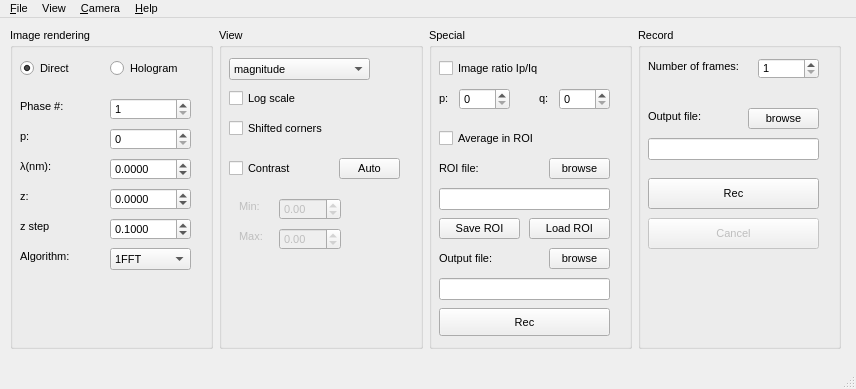
Old version of the form Holovibes/main_window.ui in the repository DigitalHolography/Holovibes.
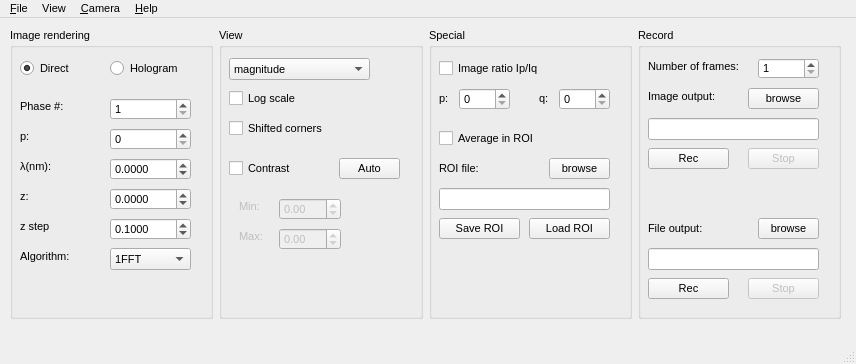
New version of the form. Custom widgets are drawn as their Qt base class.

```diff
--- a/Holovibes/main_window.ui
+++ b/Holovibes/main_window.ui
@@ -10,7 +10,7 @@
     <x>0</x>
     <y>0</y>
     <width>856</width>
-    <height>389</height>
+    <height>364</height>
    </rect>
   </property>
   <property name="font">
@@ -31,7 +31,7 @@
       <x>10</x>
       <y>10</y>
       <width>831</width>
-      <height>321</height>
+      <height>291</height>
      </rect>
     </property>
     <layout class="QGridLayout" name="gridLayout">
@@ -411,159 +411,18 @@
          <string>Load ROI</string>
         </property>
        </widget>
-       <widget class="QLabel" name="ROIOutputFileLabel">
-        <property name="geometry">
-         <rect>
-          <x>10</x>
-          <y>220</y>
-          <width>71</width>
-          <height>21</height>
-         </rect>
-        </property>
-        <property name="text">
-         <string>Output file:</string>
-        </property>
-       </widget>
-       <widget class="QLineEdit" name="ROIOutputLineEdit">
-        <property name="geometry">
-         <rect>
-          <x>10</x>
-          <y>250</y>
-          <width>171</width>
-          <height>22</height>
-         </rect>
-        </property>
-       </widget>
-       <widget class="QPushButton" name="ROIOutputPushButton">
-        <property name="geometry">
-         <rect>
-          <x>120</x>
-          <y>220</y>
-          <width>61</width>
-          <height>21</height>
-         </rect>
-        </property>
-        <property name="text">
-         <string>browse</string>
-        </property>
-       </widget>
-       <widget class="QPushButton" name="ROIPushButton">
-        <property name="geometry">
-         <rect>
-          <x>10</x>
-          <y>280</y>
-          <width>171</width>
-          <height>28</height>
-         </rect>
-        </property>
-        <property name="text">
-         <string>Rec</string>
-        </property>
-       </widget>
-      </widget>
-     </item>
-     <item row="0" column="3">
-      <widget class="gui::GroupBox" name="Record">
-       <property name="title">
-        <string>Record</string>
-       </property>
-       <property name="flat">
-        <bool>false</bool>
-       </property>
-       <widget class="QLabel" name="numberOfFramesLabel">
-        <property name="geometry">
-         <rect>
-          <x>10</x>
-          <y>30</y>
-          <width>121</width>
-          <height>16</height>
-         </rect>
-        </property>
-        <property name="text">
-         <string>Number of frames:</string>
-        </property>
-       </widget>
-       <widget class="QSpinBox" name="numberOfFramesSpinBox">
-        <property name="geometry">
-         <rect>
-          <x>120</x>
-          <y>30</y>
-          <width>61</width>
-          <height>21</height>
-         </rect>
-        </property>
-        <property name="minimum">
-         <number>1</number>
-        </property>
-        <property name="maximum">
-         <number>1000000</number>
-        </property>
-       </widget>
-       <widget class="QPushButton" name="browsePushButton">
-        <property name="geometry">
-         <rect>
-          <x>110</x>
-          <y>80</y>
-          <width>71</width>
-          <height>21</height>
-         </rect>
-        </property>
-        <property name="text">
-         <string>browse</string>
-        </property>
-       </widget>
-       <widget class="QLineEdit" name="pathLineEdit">
-        <property name="geometry">
-         <rect>
-          <x>10</x>
-          <y>110</y>
-          <width>171</width>
-          <height>22</height>
-         </rect>
-        </property>
-       </widget>
-       <widget class="QLabel" name="outputFileLabel">
-        <property name="geometry">
-         <rect>
-          <x>10</x>
-          <y>80</y>
-          <width>71</width>
-          <height>16</height>
-         </rect>
-        </property>
-        <property name="text">
-         <string>Output file:</string>
-        </property>
-       </widget>
-       <widget class="QPushButton" name="recPushButton">
-        <property name="geometry">
-         <rect>
-          <x>10</x>
-          <y>150</y>
-          <width>171</width>
-          <height>31</height>
-         </rect>
-        </property>
-        <property name="text">
-         <string>Rec</string>
-        </property>
-       </widget>
-       <widget class="QPushButton" name="cancelPushButton">
-        <property name="enabled">
-         <bool>false</bool>
-        </property>
-        <property name="geometry">
-         <rect>
-          <x>10</x>
-          <y>190</y>
-          <width>171</width>
-          <height>31</height>
-         </rect>
-        </property>
-        <property name="text">
-         <string>Cancel</string>
-        </property>
-       </widget>
+       <zorder>pLabelVibro</zorder>
+       <zorder>pSpinBoxVibro</zorder>
+       <zorder>qSpinBoxVibro</zorder>
+       <zorder>qLabelVibro</zorder>
+       <zorder>vibrometryCheckBox</zorder>
+       <zorder>averageCheckBox</zorder>
+       <zorder>ROIFileLabel</zorder>
+       <zorder>ROIBrowseButton</zorder>
+       <zorder>ROIFileLineEdit</zorder>
+       <zorder>saveROIPushButton</zorder>
+       <zorder>loadROIPushButton</zorder>
+       <zorder>Record</zorder>
       </widget>
      </item>
      <item row="0" column="1">
@@ -743,6 +602,175 @@
        </widget>
       </widget>
      </item>
+     <item row="0" column="3">
+      <widget class="gui::GroupBox" name="Record">
+       <property name="title">
+        <string>Record</string>
+       </property>
+       <property name="flat">
+        <bool>false</bool>
+       </property>
+       <widget class="QLabel" name="numberOfFramesLabel">
+        <property name="geometry">
+         <rect>
+          <x>10</x>
+          <y>30</y>
+          <width>121</width>
+          <height>16</height>
+         </rect>
+        </property>
+        <property name="text">
+         <string>Number of frames:</string>
+        </property>
+       </widget>
+       <widget class="QSpinBox" name="numberOfFramesSpinBox">
+        <property name="geometry">
+         <rect>
+          <x>120</x>
+          <y>30</y>
+          <width>61</width>
+          <height>21</height>
+         </rect>
+        </property>
+        <property name="minimum">
+         <number>1</number>
+        </property>
+        <property name="maximum">
+         <number>10000000</number>
+        </property>
+       </widget>
+       <widget class="QPushButton" name="browsePushButton">
+        <property name="geometry">
+         <rect>
+          <x>110</x>
+          <y>60</y>
+          <width>71</width>
+          <height>21</height>
+         </rect>
+        </property>
+        <property name="text">
+         <string>browse</string>
+        </property>
+       </widget>
+       <widget class="QLineEdit" name="pathLineEdit">
+        <property name="geometry">
+         <rect>
+          <x>10</x>
+          <y>90</y>
+          <width>171</width>
+          <height>22</height>
+         </rect>
+        </property>
+       </widget>
+       <widget class="QLabel" name="outputFileLabel">
+        <property name="geometry">
+         <rect>
+          <x>10</x>
+          <y>60</y>
+          <width>91</width>
+          <height>16</height>
+         </rect>
+        </property>
+        <property name="text">
+         <string>Image output:</string>
+        </property>
+       </widget>
+       <widget class="QPushButton" name="recPushButton">
+        <property name="geometry">
+         <rect>
+          <x>10</x>
+          <y>120</y>
+          <width>81</width>
+          <height>21</height>
+         </rect>
+        </property>
+        <property name="text">
+         <string>Rec</string>
+        </property>
+       </widget>
+       <widget class="QPushButton" name="cancelPushButton">
+        <property name="enabled">
+         <bool>false</bool>
+        </property>
+        <property name="geometry">
+         <rect>
+          <x>110</x>
+          <y>120</y>
+          <width>71</width>
+          <height>21</height>
+         </rect>
+        </property>
+        <property name="text">
+         <string>Stop</string>
+        </property>
+       </widget>
+       <widget class="QLabel" name="ROIOutputFileLabel">
+        <property name="geometry">
+         <rect>
+          <x>10</x>
+          <y>190</y>
+          <width>71</width>
+          <height>21</height>
+         </rect>
+        </property>
+        <property name="text">
+         <string>File output:</string>
+        </property>
+       </widget>
+       <widget class="QPushButton" name="ROIOutputPushButton">
+        <property name="geometry">
+         <rect>
+          <x>120</x>
+          <y>190</y>
+          <width>61</width>
+          <height>21</height>
+         </rect>
+        </property>
+        <property name="text">
+         <string>browse</string>
+        </property>
+       </widget>
+       <widget class="QLineEdit" name="ROIOutputLineEdit">
+        <property name="geometry">
+         <rect>
+          <x>10</x>
+          <y>220</y>
+          <width>171</width>
+          <height>22</height>
+         </rect>
+        </property>
+       </widget>
+       <widget class="QPushButton" name="ROIPushButton">
+        <property name="geometry">
+         <rect>
+          <x>10</x>
+          <y>250</y>
+          <width>81</width>
+          <height>21</height>
+         </rect>
+        </property>
+        <property name="text">
+         <string>Rec</string>
+        </property>
+       </widget>
+       <widget class="QPushButton" name="pushButton">
+        <property name="enabled">
+         <bool>false</bool>
+        </property>
+        <property name="geometry">
+         <rect>
+          <x>110</x>
+          <y>250</y>
+          <width>71</width>
+          <height>21</height>
+         </rect>
+        </property>
+        <property name="text">
+         <string>Stop</string>
+        </property>
+       </widget>
+      </widget>
+     </item>
     </layout>
    </widget>
   </widget>
```
